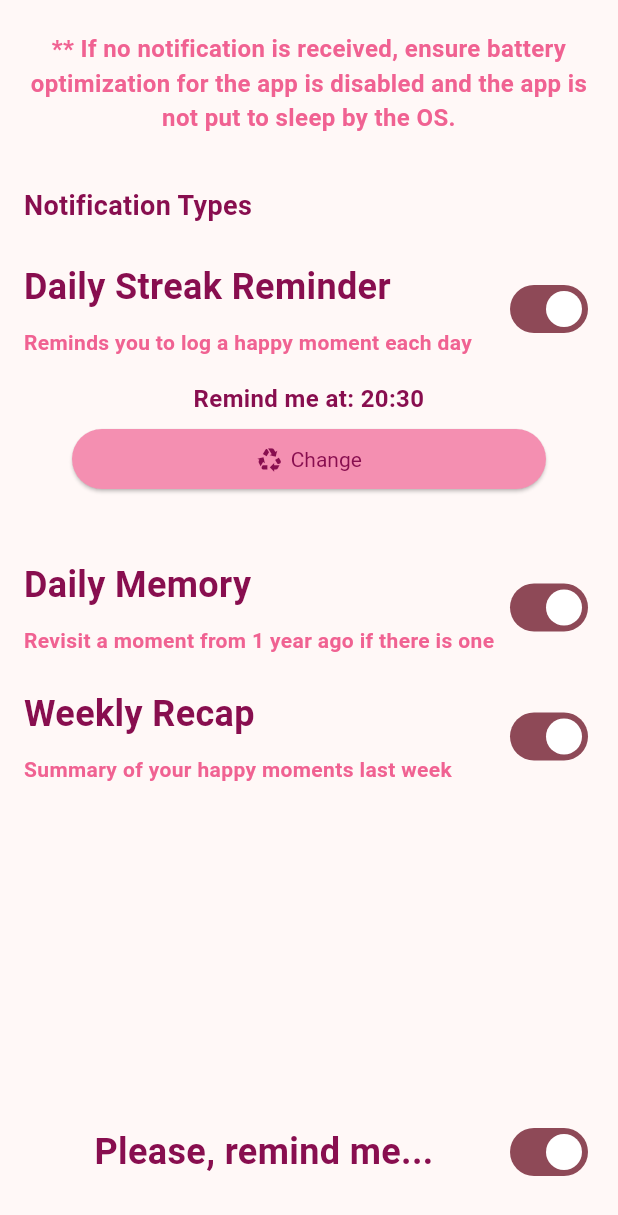
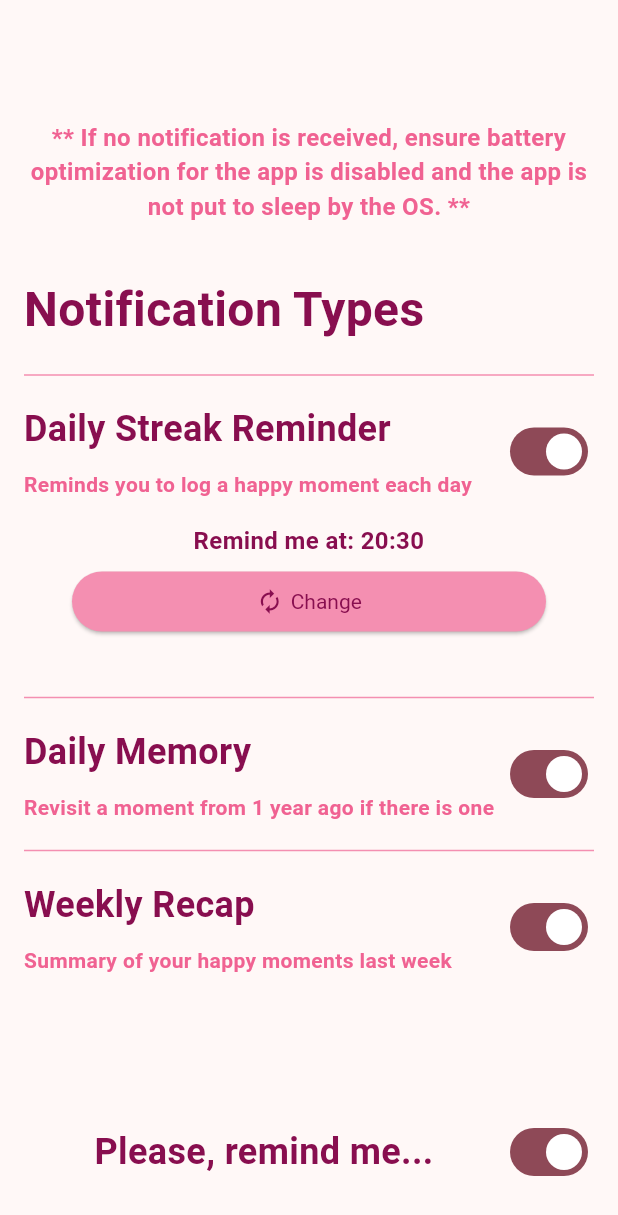
Before and after one commit to miracleanupam/ADiary, a Flutter app: the NotificationManager widget shown alone on an empty page, opened directly, on a phone screen of 412 x 824 dp. Shown: the top 1215 px of the screen. Run offline on Flutter 3.47's test engine with Material 3 defaults, Android fonts, the light colour scheme and no system bars; our stand-ins replace audioplayers, file_picker, flutter_image_compress, flutter_local_notifications, flutter_secure_storage, flutter_timezone and 6 more; missing offline and left inert: record, workmanager; accounts and stored records are empty; Roboto replaces fonts that are missing (IndieFlower).

Commit message:
notifications revamped plus styles changes

```diff
--- a/lib/screens/add_entry.dart
+++ b/lib/screens/add_entry.dart
@@ -16,9 +16,7 @@ import 'package:path_provider/path_provider.dart';
 import 'package:adiary/constants.dart' as constants;
 
 class AddEntry extends StatefulWidget {
-  final Function fn;
-
-  const AddEntry({super.key, required this.fn});
+  const AddEntry({super.key});
 
   @override
   State<AddEntry> createState() => _AddEntryState();
@@ -163,8 +161,6 @@ class _AddEntryState extends State<AddEntry> {
     final saved = await EntryProvider().upsert(entry);
     setState(() => _entryId = saved.id);
 
-    await widget.fn();
-
     if (mounted) {
       ScaffoldMessenger.of(context).showSnackBar(
         const SnackBar(content: Text('Memory Preserved!')),
--- a/lib/screens/notification.dart
+++ b/lib/screens/notification.dart
@@ -111,30 +111,29 @@ class _NotificationManagerState extends State<NotificationManager> {
         crossAxisAlignment: CrossAxisAlignment.start,
         children: [
           Expanded(
+            child: Center(
               child: SingleChildScrollView(
                 child: Column(
                   crossAxisAlignment: CrossAxisAlignment.start,
                   children: [
                     // ── Battery optimisation warning ──────────────────────────
-                  if (_masterEnabled) ...[
                     StyledText(
                       value:
-                          '** If no notification is received, ensure battery optimization for the app is disabled and the app is not put to sleep by the OS.',
+                          '** If no notification is received, ensure battery optimization for the app is disabled and the app is not put to sleep by the OS. **',
                       fontSize: 16,
                       color: PinkColors.shade300,
                     ),
                     const SizedBox(height: 24),
-                  ],
 
                     // ── Individual toggles (only visible when master is on) ───
-                  if (_masterEnabled) ...[
                     _SectionHeader(title: 'Notification Types'),
                     const SizedBox(height: 8),
-
+                    Divider(),
                     _NotificationRow(
                       title: 'Daily Streak Reminder',
                       subtitle: 'Reminds you to log a happy moment each day',
                       value: _streakEnabled,
+                      enabled: _masterEnabled,
                       onChanged: _onStreakToggle,
                     ),
 
@@ -144,7 +143,6 @@ class _NotificationManagerState extends State<NotificationManager> {
                         padding: const EdgeInsets.fromLTRB(32, 0, 32, 32),
                         child: Column(
                           mainAxisAlignment: MainAxisAlignment.spaceBetween,
-                          // crossAxisAlignment: CrossAxisAlignment.start,
                           children: [
                             StyledText(
                               value: 'Remind me at: $_hour:$_minute',
@@ -157,14 +155,12 @@ class _NotificationManagerState extends State<NotificationManager> {
                                   backgroundColor: PinkColors.shade200,
                                   foregroundColor: PinkColors.shade900,
                                   iconColor: PinkColors.shade900,
-                                textStyle: TextStyle(
-                                  color: PinkColors.shade900
-                                )
-                              ),
+                                  textStyle:
+                                      TextStyle(color: PinkColors.shade900)),
                               child: Row(
                                 mainAxisAlignment: MainAxisAlignment.center,
                                 children: [
-                                  Icon(Icons.recycling_outlined),
+                                  Icon(Icons.autorenew),
                                   const SizedBox(width: 5),
                                   Text("Change"),
                                 ],
@@ -175,24 +171,29 @@ class _NotificationManagerState extends State<NotificationManager> {
                       ),
                     ],
 
+                    Divider(),
+
                     _NotificationRow(
                       title: 'Daily Memory',
                       subtitle:
                           'Revisit a moment from 1 year ago if there is one',
                       value: _memoryEnabled,
+                      enabled: _masterEnabled,
                       onChanged: _onMemoryToggle,
                     ),
 
+                    Divider(),
                     _NotificationRow(
                       title: 'Weekly Recap',
                       subtitle: 'Summary of your happy moments last week',
                       value: _weeklyEnabled,
+                      enabled: _masterEnabled,
                       onChanged: _onWeeklyToggle,
                     ),
 
                     const SizedBox(height: 24),
                   ],
-                ],
+                ),
               ),
             ),
           ),
@@ -219,7 +220,7 @@ class _SectionHeader extends StatelessWidget {
 
   @override
   Widget build(BuildContext context) {
-    return StyledText(value: title, fontSize: 18);
+    return StyledText(value: title, fontSize: 32,);
   }
 }
 
@@ -228,6 +229,7 @@ class _NotificationRow extends StatelessWidget {
   final String title;
   final String subtitle;
   final bool value;
+  final bool enabled;
   final ValueChanged<bool> onChanged;
 
   const _NotificationRow({
@@ -235,6 +237,7 @@ class _NotificationRow extends StatelessWidget {
     required this.subtitle,
     required this.value,
     required this.onChanged,
+    required this.enabled,
   });
 
   @override
@@ -257,7 +260,7 @@ class _NotificationRow extends StatelessWidget {
               ],
             ),
           ),
-          Switch(value: value, onChanged: onChanged),
+          Switch(value: value, onChanged: enabled ? onChanged : null),
         ],
       ),
     );
--- a/lib/services/password.dart
+++ b/lib/services/password.dart
@@ -83,7 +83,6 @@ class ADiaryPasswordService {
     final password = _passwordController.text;
     if (password.isEmpty) return;
     final existingPassword = await Storages().readSavedPassword();
-    print(existingPassword);
     await Storages().writeNewPassword(password);
     if (existingPassword != null) await EntryProvider().reEncryptDb(password);
     await WorkmanagerService.syncWithPreferences(password: password);
```
Also changed, not shown: lib/main.dart (+11 -1 lines), lib/models/entry.dart (+47 -0 lines), lib/screens/dashboard.dart (+11 -4 lines), lib/screens/display_entry.dart (+54 -10 lines), lib/services/notification.dart (+39 -2 lines), lib/services/work_manager.dart (+2 -5 lines). Lines whose indentation alone changed are shown as unchanged.
